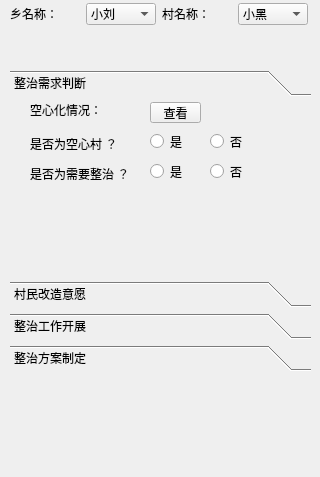
The window that youxuandockwidget.ui (herow/youxuan) describes before a commit, drawn with Qt 5.
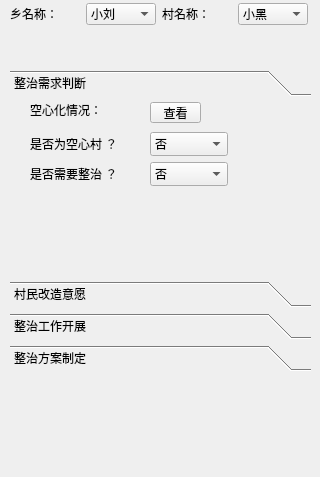
The same window after the commit. The open tabs and pages were chosen to show the change.

```diff
--- a/youxuandockwidget.ui
+++ b/youxuandockwidget.ui
@@ -116,71 +116,6 @@
        <string>是否为空心村 ？</string>
       </property>
      </widget>
-     <widget class="QLabel" name="label_4">
-      <property name="geometry">
-       <rect>
-        <x>20</x>
-        <y>60</y>
-        <width>111</width>
-        <height>24</height>
-       </rect>
-      </property>
-      <property name="text">
-       <string>是否为需要整治 ？</string>
-      </property>
-     </widget>
-     <widget class="QRadioButton" name="radioButton">
-      <property name="geometry">
-       <rect>
-        <x>140</x>
-        <y>30</y>
-        <width>41</width>
-        <height>19</height>
-       </rect>
-      </property>
-      <property name="text">
-       <string>是</string>
-      </property>
-     </widget>
-     <widget class="QRadioButton" name="radioButton_2">
-      <property name="geometry">
-       <rect>
-        <x>200</x>
-        <y>30</y>
-        <width>41</width>
-        <height>19</height>
-       </rect>
-      </property>
-      <property name="text">
-       <string>否</string>
-      </property>
-     </widget>
-     <widget class="QRadioButton" name="radioButton_3">
-      <property name="geometry">
-       <rect>
-        <x>140</x>
-        <y>60</y>
-        <width>41</width>
-        <height>19</height>
-       </rect>
-      </property>
-      <property name="text">
-       <string>是</string>
-      </property>
-     </widget>
-     <widget class="QRadioButton" name="radioButton_4">
-      <property name="geometry">
-       <rect>
-        <x>200</x>
-        <y>60</y>
-        <width>41</width>
-        <height>19</height>
-       </rect>
-      </property>
-      <property name="text">
-       <string>否</string>
-      </property>
-     </widget>
      <widget class="QLabel" name="label_5">
       <property name="geometry">
        <rect>
@@ -194,6 +129,59 @@
        <string>空心化情况：</string>
       </property>
      </widget>
+     <widget class="QComboBox" name="comboxKongxc">
+      <property name="geometry">
+       <rect>
+        <x>140</x>
+        <y>30</y>
+        <width>78</width>
+        <height>24</height>
+       </rect>
+      </property>
+      <item>
+       <property name="text">
+        <string>否</string>
+       </property>
+      </item>
+      <item>
+       <property name="text">
+        <string>是</string>
+       </property>
+      </item>
+     </widget>
+     <widget class="QLabel" name="label_4">
+      <property name="geometry">
+       <rect>
+        <x>20</x>
+        <y>60</y>
+        <width>101</width>
+        <height>24</height>
+       </rect>
+      </property>
+      <property name="text">
+       <string>是否需要整治 ？</string>
+      </property>
+     </widget>
+     <widget class="QComboBox" name="comboxZhengzhi">
+      <property name="geometry">
+       <rect>
+        <x>140</x>
+        <y>60</y>
+        <width>78</width>
+        <height>24</height>
+       </rect>
+      </property>
+      <item>
+       <property name="text">
+        <string>否</string>
+       </property>
+      </item>
+      <item>
+       <property name="text">
+        <string>是</string>
+       </property>
+      </item>
+     </widget>
     </widget>
     <widget class="QWidget" name="page_2">
      <property name="geometry">
```
Left out of the diff: 67 changed lines with no effect on the pictures.
